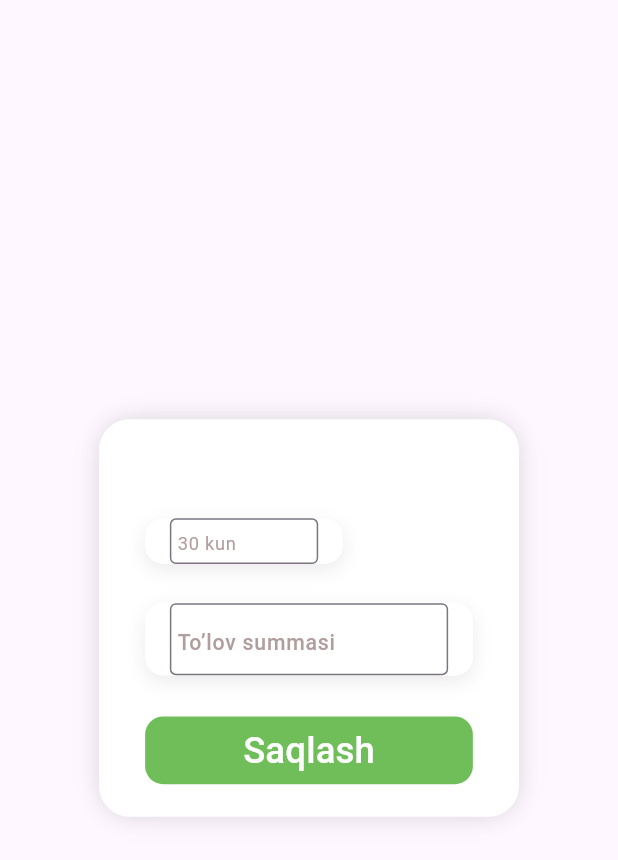
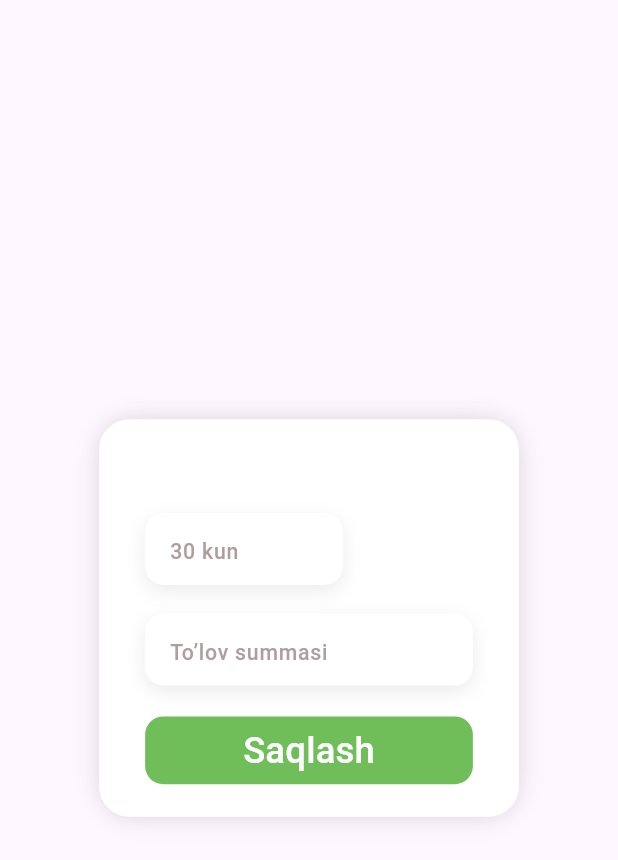
Before and after one commit to Saidmirzo/manage_finance, a Flutter app: the CustomPaymentDialog widget shown alone on an empty page, opened directly with empty values, on a phone screen of 412 x 824 dp. Shown: the top 860 px of the screen. Run offline on Flutter 3.47's test engine with Material 2 defaults, Android fonts, the phone set to English and light mode, and no system bars; our stand-ins replace bloc, equatable, flutter_bloc, flutter_screenutil, flutter_svg, freezed_annotation and 4 more; missing offline and left inert: bottom_bar; accounts and stored records are empty; Roboto replaces fonts that are missing (DancingScript); project files that could hold a hidden picture were left out.

Commit message:
fixed months bug

```diff
--- a/lib/features/home/presentation/widgets/custom_payment_dialog.dart
+++ b/lib/features/home/presentation/widgets/custom_payment_dialog.dart
@@ -47,7 +47,7 @@ class CustomPaymentDialog extends StatelessWidget {
               children: [
                 Text(
                   studentModel.name ?? "Unknown",
-                  style: AppTextStyles.body14w4,
+                  style: AppTextStyles.body16w4,
                 ),
                 CustomTextField(
                   width: 120.w,
@@ -55,10 +55,8 @@ class CustomPaymentDialog extends StatelessWidget {
                   controller: days,
                   bgColor: AppColors.white,
                   boxShadow: AppDecorations.defBoxShadow,
+                  textInputType: TextInputType.number,
                   hintText: '30 kun',
-                  hintStyle: AppTextStyles.body12w4.copyWith(
-                    color: AppColors.grey,
-                  ),
                 ),
                 CustomTextField(
                   // height: 46.h,
--- a/lib/features/main/main_page.dart
+++ b/lib/features/main/main_page.dart
@@ -65,6 +65,9 @@ class _MainPageState extends State<MainPage> {
         floatingActionButton: activeIndex == 0 || activeIndex == 2
             ? FloatingActionButton(
                 onPressed: () {
+                  if (activeIndex == 0) {
+                    pageController.jumpToPage(1);
+                  } else {
                     showModalBottomSheet(
                       isScrollControlled: true,
                       context: context,
@@ -72,6 +75,7 @@ class _MainPageState extends State<MainPage> {
                         return const AddTeacherBottomSheet();
                       },
                     );
+                  }
                 },
                 backgroundColor: AppColors.black,
                 shape: const CircleBorder(),
--- a/lib/features/main/widgets/custom_textfield.dart
+++ b/lib/features/main/widgets/custom_textfield.dart
@@ -52,7 +52,7 @@ class _CustomTextFieldState extends State<CustomTextField> {
   Widget build(BuildContext context) {
     return Container(
       width: widget.width,
-      height: widget.height ?? 48.h,
+      // height: widget.height ?? 48.h,
       alignment: Alignment.center,
       margin: widget.margin,
       padding: EdgeInsets.symmetric(horizontal: 15.w),
@@ -76,19 +76,17 @@ class _CustomTextFieldState extends State<CustomTextField> {
         cursorColor: AppColors.black,
         cursorHeight: 25,
         decoration: InputDecoration(
-          contentPadding: const EdgeInsets.all(1),
+          contentPadding: const EdgeInsets.all(0),
           icon: widget.leading,
           hintText: widget.hintText,
           hintStyle: widget.hintStyle ??
               AppTextStyles.body14w5.copyWith(
                 color: AppColors.grey,
               ),
-          border: OutlineInputBorder(
-            borderSide: BorderSide(color: AppColors.white),
-          ),
-          focusedBorder: OutlineInputBorder(
-            borderSide: BorderSide(color: AppColors.white),
-          ),
+          border: InputBorder.none,
+          // focusedBorder: OutlineInputBorder(
+          //   borderSide: BorderSide(color: AppColors.white),
+          // ),
           suffixIcon: widget.isPassword == true
               ? IconButton(
                   icon: Icon(
--- a/lib/features/settings/pages/settings_page.dart
+++ b/lib/features/settings/pages/settings_page.dart
@@ -35,8 +35,9 @@ class _SettingsPageState extends State<SettingsPage> {
           child: BlocBuilder<SettingsBloc, SettingsState>(
             builder: (context, state) {
               if (state is SettingsLoadedState) {
-                final list = context.read<SettingsBloc>().listDates ?? [];
-                list.reversed;
+                List<DateModel> list =
+                    context.read<SettingsBloc>().listDates ?? [];
+                list = list.reversed.toList();
                 return ListView.builder(
                   itemCount: list.length,
                   padding: EdgeInsets.symmetric(horizontal: 18.w),
```
Also changed, not shown: lib/core/db/db_helper.dart (+10 -3 lines), lib/features/home/presentation/pages/home_page.dart (+6 -3 lines), lib/features/settings/pages/widgets/date_item.dart (+14 -4 lines). Lines whose indentation alone changed are shown as unchanged.
